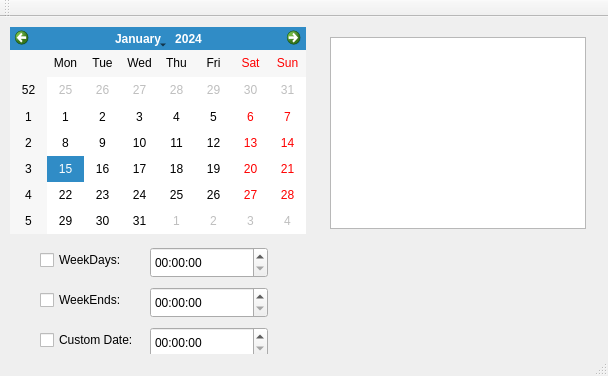
The window that mainwindow.ui (CountMurphy/QTalarm) describes before a commit, drawn with Qt 5.
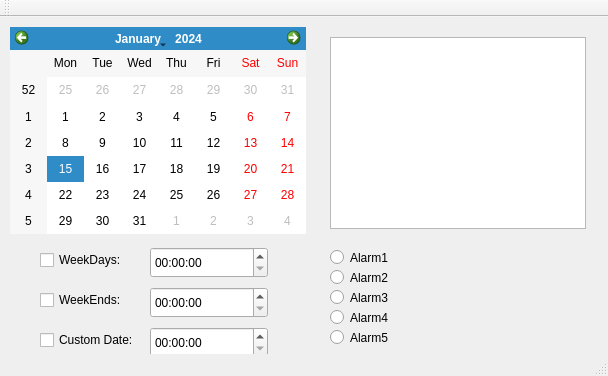
The same window after the commit. Icons and pictures are not drawn.

Commit message: Created working config system and added support for Multiple alarms

The edit to the form file:
```diff
--- a/mainwindow.ui
+++ b/mainwindow.ui
@@ -116,6 +116,71 @@
      </rect>
     </property>
    </widget>
+   <widget class="QRadioButton" name="Alm1">
+    <property name="geometry">
+     <rect>
+      <x>330</x>
+      <y>230</y>
+      <width>93</width>
+      <height>21</height>
+     </rect>
+    </property>
+    <property name="text">
+     <string>Alarm1</string>
+    </property>
+   </widget>
+   <widget class="QRadioButton" name="Alm2">
+    <property name="geometry">
+     <rect>
+      <x>330</x>
+      <y>250</y>
+      <width>93</width>
+      <height>21</height>
+     </rect>
+    </property>
+    <property name="text">
+     <string>Alarm2</string>
+    </property>
+   </widget>
+   <widget class="QRadioButton" name="Alm3">
+    <property name="geometry">
+     <rect>
+      <x>330</x>
+      <y>270</y>
+      <width>93</width>
+      <height>21</height>
+     </rect>
+    </property>
+    <property name="text">
+     <string>Alarm3</string>
+    </property>
+   </widget>
+   <widget class="QRadioButton" name="Alm4">
+    <property name="geometry">
+     <rect>
+      <x>330</x>
+      <y>290</y>
+      <width>93</width>
+      <height>21</height>
+     </rect>
+    </property>
+    <property name="text">
+     <string>Alarm4</string>
+    </property>
+   </widget>
+   <widget class="QRadioButton" name="Alm5">
+    <property name="geometry">
+     <rect>
+      <x>330</x>
+      <y>310</y>
+      <width>93</width>
+      <height>21</height>
+     </rect>
+    </property>
+    <property name="text">
+     <string>Alarm5</string>
+    </property>
+   </widget>
   </widget>
   <widget class="QMenuBar" name="menuBar">
    <property name="geometry">
```
The commit also changes 14 other files.
